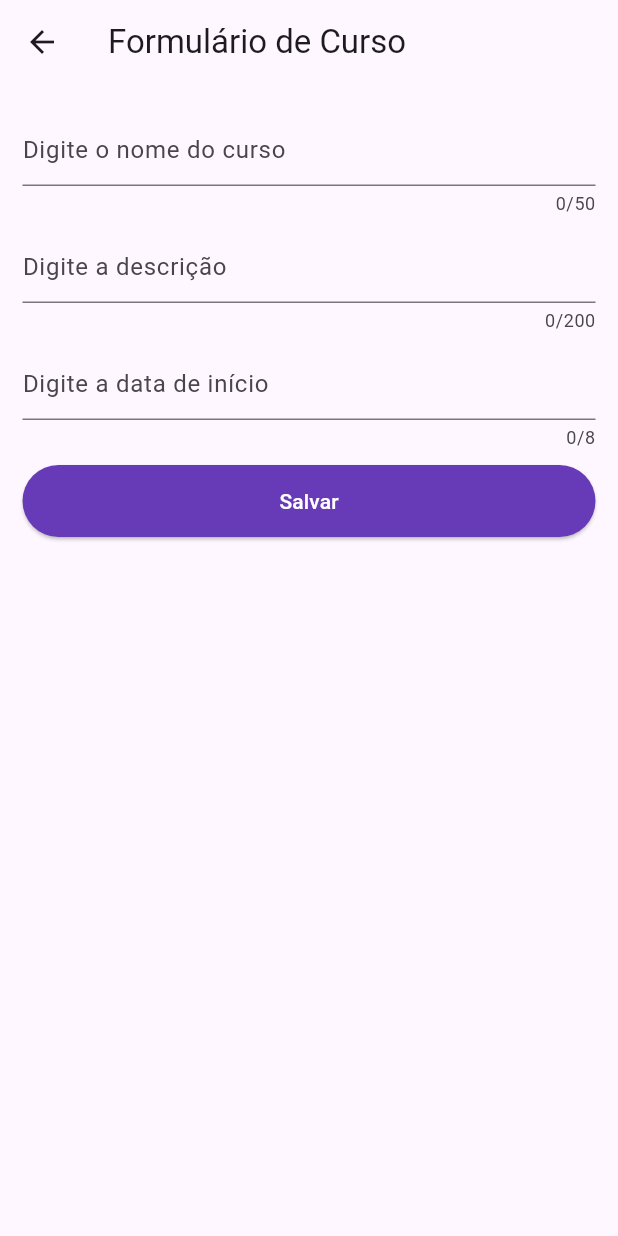
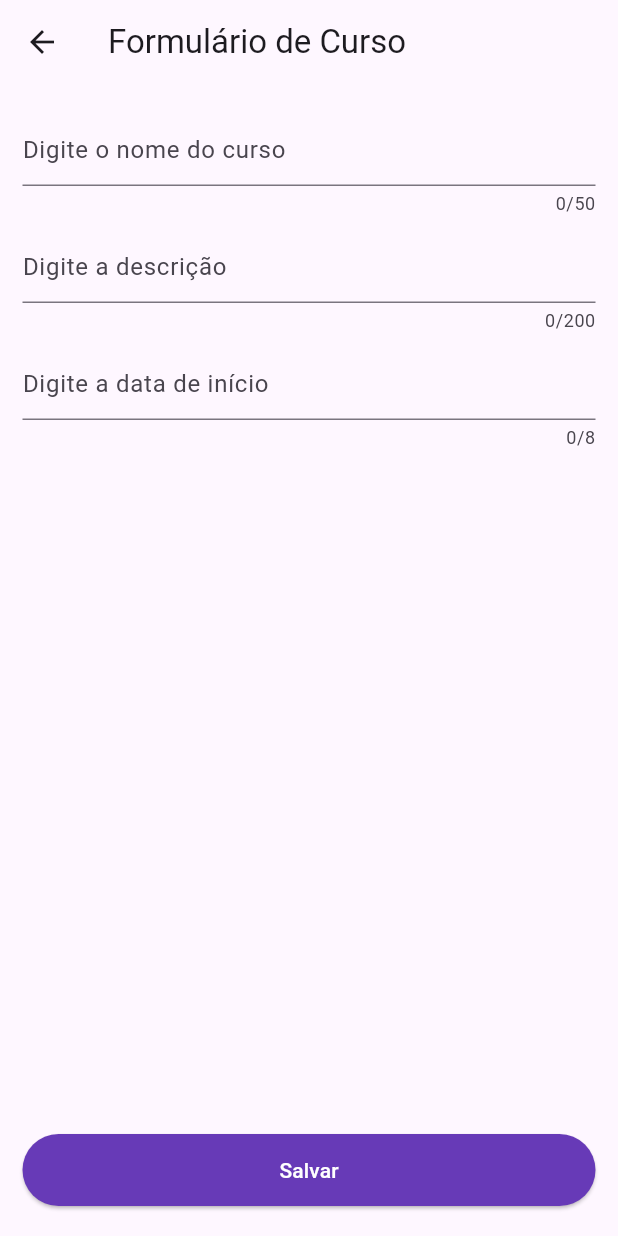
Before and after one commit to oJaciel/App-Cursos-Flutter, a Flutter app: the formNewCoursePage screen opened directly, on a phone screen of 412 x 824 dp. Run offline on Flutter 3.47's test engine with Material 3 defaults, Android fonts, the phone set to English and light mode, and no system bars.

Commit message:
Botão salvar do formulário adaptável + Correção de função

```diff
--- a/lib/controller/course_controller.dart
+++ b/lib/controller/course_controller.dart
@@ -20,7 +20,7 @@ class courseController {
       return "NA";
     } else {
       //Se não estiver vazio, retorna as duas primeiras letras
-      return avatarName!.substring(0, 2).toUpperCase();
+      return avatarName.substring(0, 2).toUpperCase();
     }
 
 
--- a/lib/view/form_new_course_page.dart
+++ b/lib/view/form_new_course_page.dart
@@ -19,13 +19,21 @@ class _formNewCoursePageState extends State<formNewCoursePage> {
           overflow: TextOverflow.ellipsis,
         ),
       ),
-      body: Padding(
+      body: LayoutBuilder(
+        builder: (context, constraints) {
+          return SingleChildScrollView(
+            child: ConstrainedBox(
+              constraints: BoxConstraints(minHeight: constraints.maxHeight),
+              child: IntrinsicHeight(
+                child: Padding(
                   padding: const EdgeInsets.symmetric(horizontal: 15, vertical: 20),
-        child: Form(
+                  child: Column(
+                    children: [
+                      Form(
                         key: formKey,
                         child: Column(
                           children: [
-              //Nome do curso
+                            // Nome do curso
                             TextFormField(
                               validator: (value) {
                                 if (value!.isEmpty) {
@@ -35,15 +43,12 @@ class _formNewCoursePageState extends State<formNewCoursePage> {
                               },
                               maxLength: 50,
                               keyboardType: TextInputType.name,
-                decoration:
-                    const InputDecoration(hintText: "Digite o nome do curso"),
+                              decoration: const InputDecoration(
+                                  hintText: "Digite o nome do curso"),
                             ),
+                            const SizedBox(height: 10),
 
-              const SizedBox(
-                height: 10,
-              ),
-
-              //Descrição
+                            // Descrição
                             TextFormField(
                               validator: (value) {
                                 if (value!.isEmpty) {
@@ -53,15 +58,12 @@ class _formNewCoursePageState extends State<formNewCoursePage> {
                               },
                               maxLength: 200,
                               keyboardType: TextInputType.text,
-                decoration:
-                    const InputDecoration(hintText: "Digite a descrição"),
+                              decoration: const InputDecoration(
+                                  hintText: "Digite a descrição"),
                             ),
+                            const SizedBox(height: 10),
 
-              const SizedBox(
-                height: 10,
-              ),
-
-              //Data de Início
+                            // Data de Início
                             TextFormField(
                               validator: (value) {
                                 if (value!.isEmpty) {
@@ -71,25 +73,35 @@ class _formNewCoursePageState extends State<formNewCoursePage> {
                               },
                               maxLength: 8,
                               keyboardType: TextInputType.datetime,
-                decoration:
-                    const InputDecoration(hintText: "Digite a data de início"),
+                              decoration: const InputDecoration(
+                                  hintText: "Digite a data de início"),
                             ),
+                          ],
+                        ),
+                      ),
+                      const Spacer(),
 
-              const SizedBox(
-                height: 10,
-              ),
-
+                      // Botão Salvar
                       SizedBox(
-                  width: MediaQuery.sizeOf(context).width,
+                        width: double.infinity,
                         height: 48,
                         child: ElevatedButton(
-                      onPressed: () =>
-                          {if (formKey.currentState!.validate()) {}},
-                      child: const Text("Salvar"))),
+                          onPressed: () {
+                            if (formKey.currentState!.validate()) {
+                              // Ação de salvar
+                            }
+                          },
+                          child: const Text("Salvar"),
+                        ),
+                      ),
                     ],
                   ),
                 ),
               ),
+            ),
+          );
+        },
+      ),
     );
   }
 }
```
Lines whose indentation alone changed are shown as unchanged.
